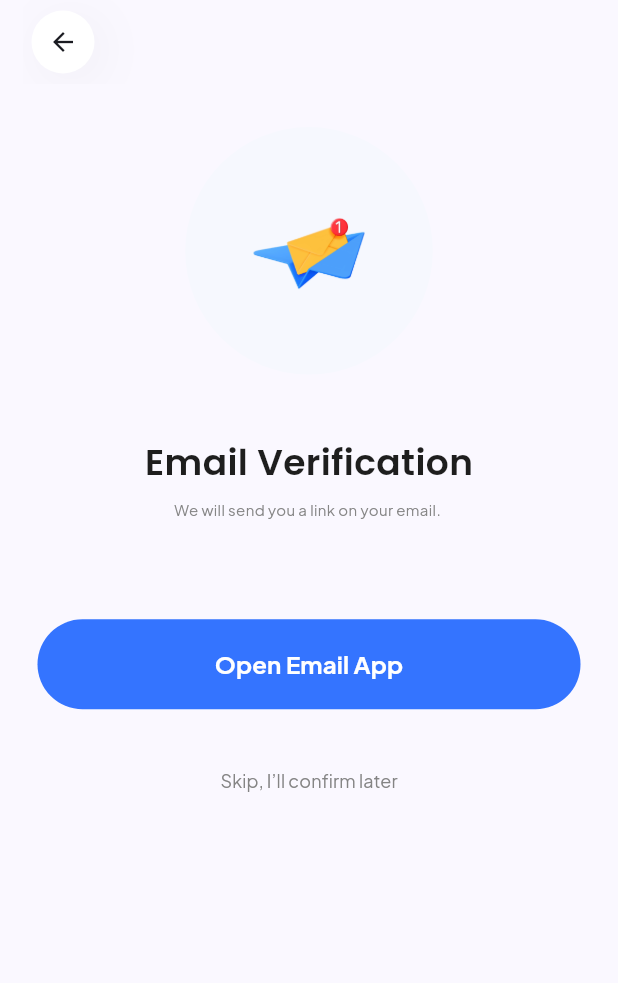
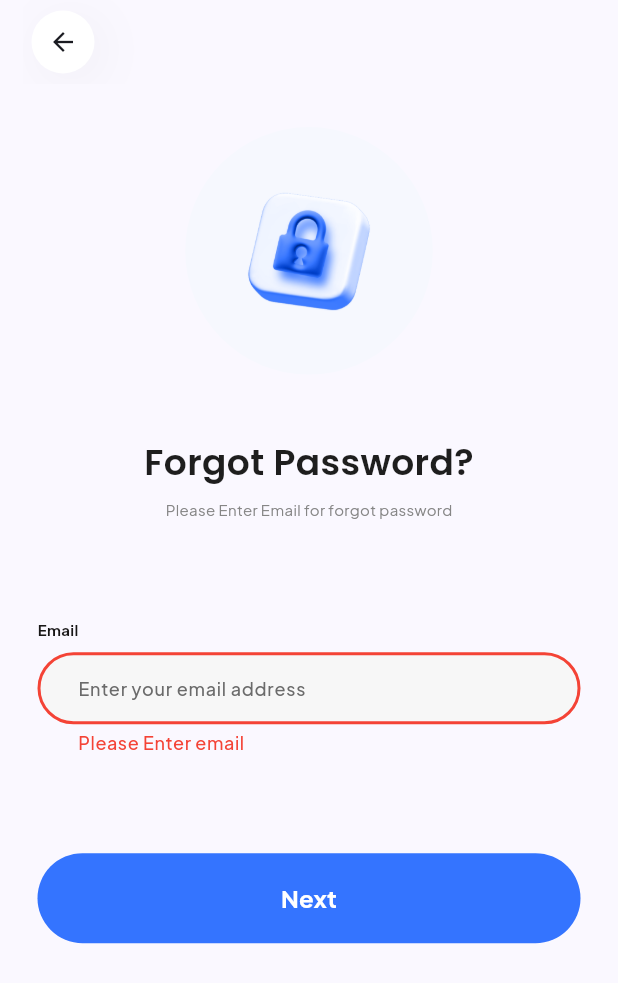
Before and after one commit to Techdotpvtltd/CarRenterApp, a Flutter app: the ForgotScreen screen opened directly, after a tap on "Next", on a phone screen of 412 x 824 dp. Shown: the top 983 px of the screen. Run offline on Flutter 3.47's test engine with Material 3 defaults, Android fonts, the phone set to English and light mode, and no system bars; our stand-ins replace cloud_firestore, dotted_border, firebase_auth, firebase_core, flutter_bloc, flutter_svg and 4 more; accounts and stored records are empty.

Commit message:
Forgot Password Screen done

```diff
--- a/lib/repositories/repos/auth_repo.dart
+++ b/lib/repositories/repos/auth_repo.dart
@@ -115,4 +115,9 @@ class AuthRepo {
     await FirebaseAuthService().logoutUser();
     AppManager().clearData();
   }
+
+  /// Perform Logout
+  Future<void> sendForgotPasswordEmail({required String atMail}) async {
+    await FirebaseAuthService().resetPassword(email: atMail);
+  }
 }
--- a/lib/views/onboarding/forgot_screen.dart
+++ b/lib/views/onboarding/forgot_screen.dart
@@ -1,15 +1,50 @@
+import 'package:beasy/repositories/repos/auth_repo.dart';
 import 'package:beasy/utilities/constants/asstes.dart';
 import 'package:beasy/utilities/constants/strings.dart';
 import 'package:beasy/utilities/navigation_service.dart';
+import 'package:beasy/utilities/utils.dart';
 import 'package:beasy/utilities/widgets/custom_app_bar.dart';
 import 'package:beasy/utilities/widgets/custom_title_textfiled.dart';
+import 'package:beasy/utilities/widgets/dialogs/loaders.dart';
 import 'package:beasy/utilities/widgets/onboarding_centered_widget.dart';
 import 'package:beasy/utilities/widgets/rounded_button.dart';
 import 'package:beasy/views/onboarding/verify_email_screen.dart';
 import 'package:flutter/material.dart';
 
-class ForgotScreen extends StatelessWidget {
+class ForgotScreen extends StatefulWidget {
   const ForgotScreen({super.key});
+
+  @override
+  State<ForgotScreen> createState() => _ForgotScreenState();
+}
+
+class _ForgotScreenState extends State<ForgotScreen> {
+  String? _errorMessage;
+  final TextEditingController _emailController = TextEditingController();
+
+  void _sendEmail() async {
+    final String email = _emailController.text;
+    if (email == "") {
+      setState(() {
+        _errorMessage = "Please Enter email";
+      });
+
+      return;
+    }
+
+    if (!Util.isValidEmail(email: email)) {
+      setState(() {
+        _errorMessage = "Invalid Email.";
+      });
+      return;
+    }
+
+    Loader().show();
+    await AuthRepo().sendForgotPasswordEmail(atMail: _emailController.text);
+    Loader().hide();
+    // ignore: use_build_context_synchronously
+    NavigationService.off(context, const VerifyEmailScreen());
+  }
 
   @override
   Widget build(BuildContext context) {
@@ -26,7 +61,9 @@ class ForgotScreen extends StatelessWidget {
               iconPath: Assets.lockIcon,
               title: AppStrings.forgotPassword,
               subtitle: AppStrings.pleaseEnterEmailForForgotPassword,
-              centeredWidget: const CustomTitleTextField(
+              centeredWidget: CustomTitleTextField(
+                controller: _emailController,
+                errorText: _errorMessage,
                 fieldText: AppStrings.email,
                 hintText: AppStrings.enterYourEmail,
                 keyboardType: TextInputType.emailAddress,
@@ -34,7 +71,7 @@ class ForgotScreen extends StatelessWidget {
               bottomWidget: RoundedButton(
                   title: AppStrings.next,
                   onPressed: () {
-                    NavigationService.off(context, const VerifyEmailScreen());
+                    _sendEmail();
                   }),
             ),
           ),
```
